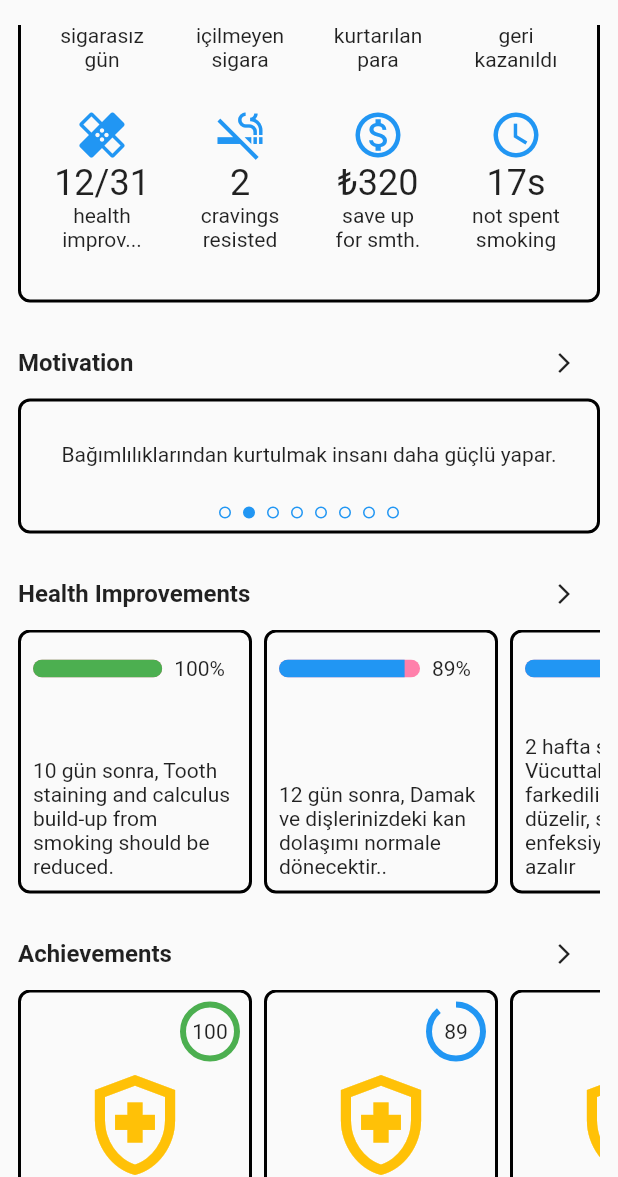
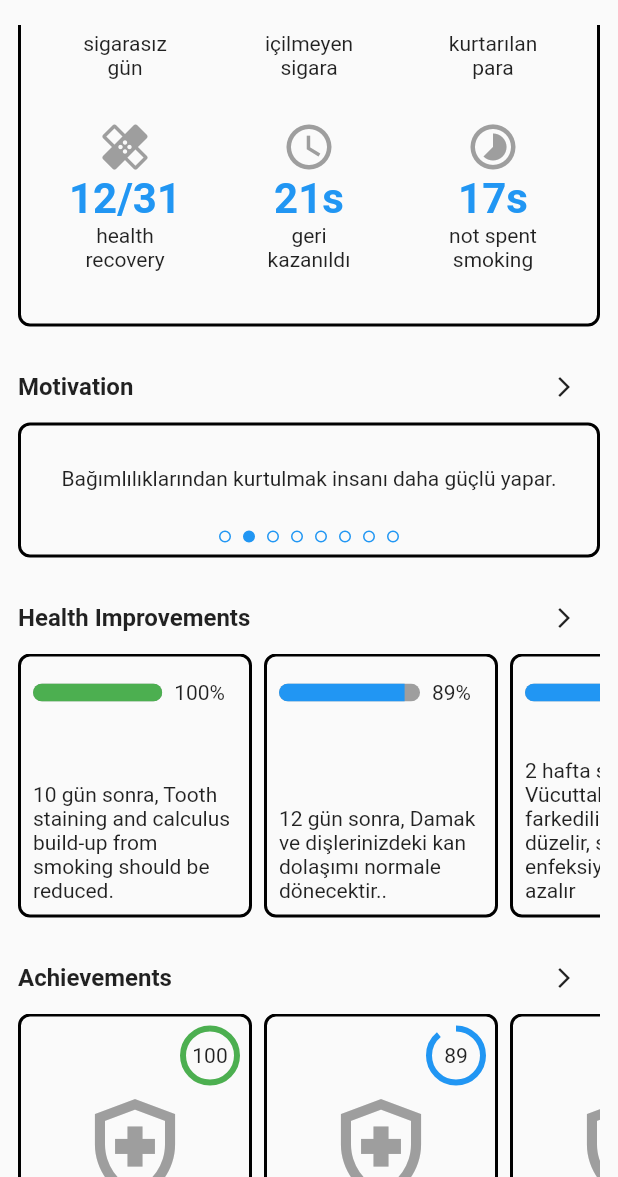
Before and after one commit to musahinist/quit_smoking, a Flutter app: the screen it shows after launch, scrolled down 576 dp, after a tap on the "arrow forward ios" icon, on a phone screen of 412 x 824 dp, the part 59-1236 px from its top. Run offline on Flutter 3.47's test engine with Material 2 defaults, Android fonts, the phone set to English and light mode, and no system bars; our stand-ins replace camera, flutter_riverpod, riverpod; missing offline and left inert: photo_manager.

Commit message:
add riverpod to gift sectiın

```diff
--- a/lib/model/user/save_up.dart
+++ b/lib/model/user/save_up.dart
@@ -3,7 +3,7 @@ import 'package:collection/collection.dart';
 class SaveUp {
   final String? title;
   final String? note;
-  final int? price;
+  final double? price;
   final String? link;
   final bool? purchased;
 
@@ -23,7 +23,7 @@ class SaveUp {
   factory SaveUp.fromJson(Map<String, dynamic> json) => SaveUp(
         title: json['title'] as String?,
         note: json['note'] as String?,
-        price: json['price'] as int?,
+        price: json['price'] as double?,
         link: json['link'] as String?,
         purchased: json['purchased'] as bool?,
       );
@@ -39,7 +39,7 @@ class SaveUp {
   SaveUp copyWith({
     String? title,
     String? note,
-    int? price,
+    double? price,
     String? link,
     bool? purchased,
   }) {
--- a/lib/view/home/achievement_section.dart
+++ b/lib/view/home/achievement_section.dart
@@ -23,7 +23,7 @@ class AchievementSection extends StatelessWidget {
         height: 176,
         child: ListView(
           scrollDirection: Axis.horizontal,
-          physics: BouncingScrollPhysics(),
+          physics: const BouncingScrollPhysics(),
           children: List.generate(
             Constant.achievements.length,
             (i) {
@@ -62,13 +62,13 @@ class AchievementSection extends StatelessWidget {
                           const Icon(
                             Icons.health_and_safety_outlined,
                             size: 80,
-                            color: Colors.amber,
+                            color: Colors.grey,
                           ),
                           Text(Constant.achievements[i]['body']),
                         ],
                       ),
                     )
-                  : SizedBox();
+                  : const SizedBox();
             },
           ),
         ),
--- a/lib/view/home/gift_section.dart
+++ b/lib/view/home/gift_section.dart
@@ -1,16 +1,26 @@
 import 'package:flutter/material.dart';
+import 'package:flutter_riverpod/flutter_riverpod.dart';
+import 'package:quit_smoking/model/user/save_up.dart';
+import 'package:quit_smoking/model/user/user.dart';
 
 import '../../core/constant.dart';
+import '../../model/stopwatch.dart';
+import '../../model/user_view_model.dart';
 import '../gift/gift_page.dart';
 import 'home_page.dart';
 
-class GiftSection extends StatelessWidget {
+class GiftSection extends ConsumerWidget {
   const GiftSection({
     Key? key,
   }) : super(key: key);
 
   @override
-  Widget build(BuildContext context) {
+  Widget build(BuildContext context, WidgetRef ref) {
+    final User user = ref.watch(userProvider);
+    final duration = ref.watch(timerProviderMin);
+    //to convert unmodifiable to modifiable
+    List<SaveUp> saveUp = user.saveUp!.toList();
+    saveUp.sort((a, b) => a.price!.compareTo(b.price!));
     return InkWell(
       onTap: () {
         Navigator.of(context)
@@ -22,11 +32,11 @@ class GiftSection extends StatelessWidget {
           scrollDirection: Axis.horizontal,
           physics: const BouncingScrollPhysics(),
           children: List.generate(
-            Constant.gifts.length,
+            saveUp.length,
             (i) {
               double priceRatio =
-                  duration.inHours * (30 / 24) / Constant.gifts[i]['price'];
-              Constant.gifts.sort((a, b) => a['price'].compareTo(b['price']));
+                  duration.inHours * (30 / 24) / saveUp[i].price!;
+
               return Container(
                 width: 156,
                 padding: const EdgeInsets.all(12.0),
@@ -46,7 +56,9 @@ class GiftSection extends StatelessWidget {
                           child: CircularProgressIndicator(
                             strokeWidth: 8,
                             backgroundColor: Colors.blueGrey.shade50,
-                            valueColor: AlwaysStoppedAnimation(Colors.purple),
+                            valueColor: AlwaysStoppedAnimation(priceRatio > 1
+                                ? Colors.lightGreen
+                                : Colors.lightBlue),
                             value: priceRatio,
                           ),
                         ),
@@ -55,10 +67,10 @@ class GiftSection extends StatelessWidget {
                       ],
                     ),
                     Text(
-                      '₺${Constant.gifts[i]['price']}',
+                      '₺${saveUp[i].price!}',
                       style: TextStyle(fontWeight: FontWeight.bold),
                     ),
-                    Text(Constant.gifts[i]['title']),
+                    Text(saveUp[i].title!),
                   ],
                 ),
               );
--- a/lib/view/home/health_section.dart
+++ b/lib/view/home/health_section.dart
@@ -1,16 +1,21 @@
 import 'package:flutter/material.dart';
+import 'package:flutter_riverpod/flutter_riverpod.dart';
 
 import '../../core/constant.dart';
+import '../../model/stopwatch.dart';
+import '../../model/user_view_model.dart';
 import '../health/health_page.dart';
-import 'home_page.dart';
 
-class HealthSection extends StatelessWidget {
+class HealthSection extends ConsumerWidget {
   const HealthSection({
     Key? key,
   }) : super(key: key);
 
   @override
-  Widget build(BuildContext context) {
+  Widget build(BuildContext context, WidgetRef ref) {
+    // Duration selectedDuration = const Duration(days: 14);
+    final duration = ref.watch(timerProviderMin);
+    final user = ref.watch(userProvider);
     return InkWell(
       onTap: () {
         Navigator.of(context)
@@ -20,7 +25,7 @@ class HealthSection extends StatelessWidget {
         height: 176,
         child: ListView(
           scrollDirection: Axis.horizontal,
-          physics: BouncingScrollPhysics(),
+          physics: const BouncingScrollPhysics(),
           children: List.generate(
             Constant.healthStatus.length,
             (i) {
@@ -47,7 +52,7 @@ class HealthSection extends StatelessWidget {
                                   borderRadius: BorderRadius.circular(12),
                                   child: LinearProgressIndicator(
                                     minHeight: 12,
-                                    backgroundColor: Colors.pinkAccent[100],
+                                    backgroundColor: Colors.grey,
                                     valueColor: AlwaysStoppedAnimation(
                                         elapsed >= 1
                                             ? Colors.green
--- a/lib/view/home/home_page.dart
+++ b/lib/view/home/home_page.dart
@@ -13,7 +13,7 @@ import 'health_section.dart';
 import 'motivation_section.dart';
 import 'title_widget.dart';
 
-Duration duration = DateTime.now().difference(DateTime(2022, 6, 21, 18, 00));
+// Duration duration = DateTime.now().difference(DateTime(2022, 6, 21, 18, 00));
 
 class HomePage extends StatelessWidget {
   const HomePage({Key? key}) : super(key: key);
--- a/lib/view/home/progress_section.dart
+++ b/lib/view/home/progress_section.dart
@@ -1,15 +1,21 @@
 import 'package:flutter/material.dart';
+import 'package:flutter_riverpod/flutter_riverpod.dart';
 
 import '../../core/constant.dart';
+import '../../model/stopwatch.dart';
+import '../../model/user_view_model.dart';
 import 'home_page.dart';
 
-class ProgressSection extends StatelessWidget {
+class ProgressSection extends ConsumerWidget {
   const ProgressSection({
     Key? key,
   }) : super(key: key);
 
   @override
-  Widget build(BuildContext context) {
+  Widget build(BuildContext context, WidgetRef ref) {
+    // Duration selectedDuration = const Duration(days: 14);
+    final duration = ref.watch(timerProviderMin);
+    final user = ref.watch(userProvider);
     return Container(
       decoration: BoxDecoration(
           border: Border.all(width: 2), borderRadius: BorderRadius.circular(8)),
@@ -22,110 +28,68 @@ class ProgressSection extends StatelessWidget {
               shrinkWrap: true,
               physics: const NeverScrollableScrollPhysics(),
               gridDelegate: const SliverGridDelegateWithFixedCrossAxisCount(
-                  crossAxisCount: 4, mainAxisExtent: 120),
+                  crossAxisCount: 3, mainAxisExtent: 128),
               children: [
-                Column(
-                  children: [
-                    const Icon(
-                      Icons.calendar_month_rounded,
-                      size: 36,
-                      color: Colors.green,
-                    ),
-                    Text("${duration.inDays}",
-                        style: Theme.of(context).textTheme.headline5),
-                    const Text('sigarasız\ngün', textAlign: TextAlign.center)
-                  ],
+                ProgressTile(
+                  icon: Icons.calendar_month_rounded,
+                  value: "${duration.inDays}",
+                  definition: 'sigarasız\ngün',
                 ),
-                Column(
-                  children: [
-                    const Icon(
-                      Icons.smoke_free,
-                      size: 36,
-                      color: Colors.green,
-                    ),
-                    Text((duration.inHours * (20 / 24)).toStringAsFixed(0),
-                        style: Theme.of(context).textTheme.headline5),
-                    const Text('içilmeyen\nsigara', textAlign: TextAlign.center)
-                  ],
+                ProgressTile(
+                  icon: Icons.smoke_free,
+                  value: (duration.inHours * (20 / 24)).toStringAsFixed(0),
+                  definition: 'içilmeyen\nsigara',
                 ),
-                Column(
-                  children: [
-                    const Icon(
-                      Icons.monetization_on_outlined,
-                      size: 36,
-                      color: Colors.green,
-                    ),
-                    Text(
-                        "₺${(duration.inHours * (30 / 24)).toStringAsFixed(0)}",
-                        style: Theme.of(context).textTheme.headline5),
-                    const Text('kurtarılan\npara', textAlign: TextAlign.center)
-                  ],
+                ProgressTile(
+                  icon: Icons.monetization_on_outlined,
+                  value:
+                      "₺${(duration.inHours * (30 / 24)).toStringAsFixed(0)}",
+                  definition: 'kurtarılan\npara',
                 ),
-                Column(
-                  children: [
-                    const Icon(
-                      Icons.watch_later_outlined,
-                      size: 36,
-                      color: Colors.green,
-                    ),
-                    Text("${(duration.inHours / 12).toStringAsFixed(0)}s",
-                        style: Theme.of(context).textTheme.headline5),
-                    const Text('geri\nkazanıldı', textAlign: TextAlign.center)
-                  ],
+                ProgressTile(
+                  icon: Icons.healing_rounded,
+                  value:
+                      "${Constant.healthStatus.indexWhere((el) => el['duration'] > duration)}/${Constant.healthStatus.length}",
+                  definition: 'health\nrecovery',
                 ),
-                Column(
-                  children: [
-                    const Icon(
-                      Icons.healing_rounded,
-                      size: 36,
-                      color: Colors.blue,
-                    ),
-                    Text(
-                        "${Constant.healthStatus.indexWhere((el) => el['duration'] > duration)}/${Constant.healthStatus.length}",
-                        style: Theme.of(context).textTheme.headline5),
-                    const Text('health\nimprov...', textAlign: TextAlign.center)
-                  ],
+                ProgressTile(
+                  icon: Icons.watch_later_outlined,
+                  value: "${(duration.inHours / 12).toStringAsFixed(0)}s",
+                  definition: 'geri\nkazanıldı',
                 ),
-                Column(
-                  children: [
-                    const Icon(
-                      Icons.smoke_free,
-                      size: 36,
-                      color: Colors.blue,
-                    ),
-                    Text("2", style: Theme.of(context).textTheme.headline5),
-                    const Text('cravings\nresisted',
-                        textAlign: TextAlign.center)
-                  ],
+
+                ProgressTile(
+                  icon: Icons.timelapse_outlined,
+                  value: "${(duration.inDays * 1.66).toStringAsFixed(0)}s",
+                  definition: 'not spent\nsmoking',
                 ),
-                Column(
-                  children: [
-                    const Icon(
-                      Icons.monetization_on_outlined,
-                      size: 36,
-                      color: Colors.blue,
-                    ),
-                    Text(
-                        "₺${(duration.inHours * (30 / 24)).toStringAsFixed(0)}",
-                        style: Theme.of(context).textTheme.headline5),
-                    const Text('save up\nfor smth.',
-                        textAlign: TextAlign.center)
-                  ],
-                ),
+                // Column(
+                //   children: [
+                //     const Icon(
+                //       Icons.smoke_free,
+                //       size: 36,
+                //       color: Colors.blue,
+                //     ),
+                //     Text("2", style: Theme.of(context).textTheme.headline5),
+                //     const Text('cravings\nresisted',
+                //         textAlign: TextAlign.center)
+                //   ],
+                // ),
+                // Column(
+                //   children: [
+                //     const Icon(
+                //       Icons.monetization_on_outlined,
+                //       size: 36,
+                //       color: Colors.blue,
+                //     ),
+                //     Text(
+                //         "₺${(duration.inHours * (30 / 24)).toStringAsFixed(0)}",
+                //         style: Theme.of(context).textTheme.headline5),
+                //     const Text('save up\nfor smth.',
+                //         textAlign: TextAlign.center)
+                //   ],
+                // ),
                 // sigare adedi * 5 dk
-                Column(
-                  children: [
-                    const Icon(
-                      Icons.watch_later_outlined,
-                      size: 36,
-                      color: Colors.blue,
-                    ),
-                    Text("${(duration.inDays * 1.66).toStringAsFixed(0)}s",
-                        style: Theme.of(context).textTheme.headline5),
-                    const Text('not spent\nsmoking',
-                        textAlign: TextAlign.center)
-                  ],
-                )
               ],
             ),
           ],
@@ -134,3 +98,32 @@ class ProgressSection extends StatelessWidget {
     );
   }
 }
+
+class ProgressTile extends StatelessWidget {
+  const ProgressTile(
+      {Key? key,
+      required this.value,
+      required this.definition,
+      required this.icon})
+      : super(key: key);
+  final IconData icon;
+  final String value;
+  final String definition;
+  @override
+  Widget build(BuildContext context) {
+    return Column(
+      children: [
+        Icon(icon, size: 36, color: Colors.grey),
+        Text(
+          value,
+          style: const TextStyle(
+            color: Colors.blue,
+            fontSize: 28,
+            fontWeight: FontWeight.bold,
+          ),
+        ),
+        Text(definition, textAlign: TextAlign.center)
+      ],
+    );
+  }
+}
```
Also changed, not shown: lib/core/constant.dart (+0 -7 lines), lib/model/user/mock_user.dart (+16 -2 lines), lib/view/gift/gift_page.dart (+98 -3 lines), lib/view/profile/profile.page.dart (+11 -11 lines).
